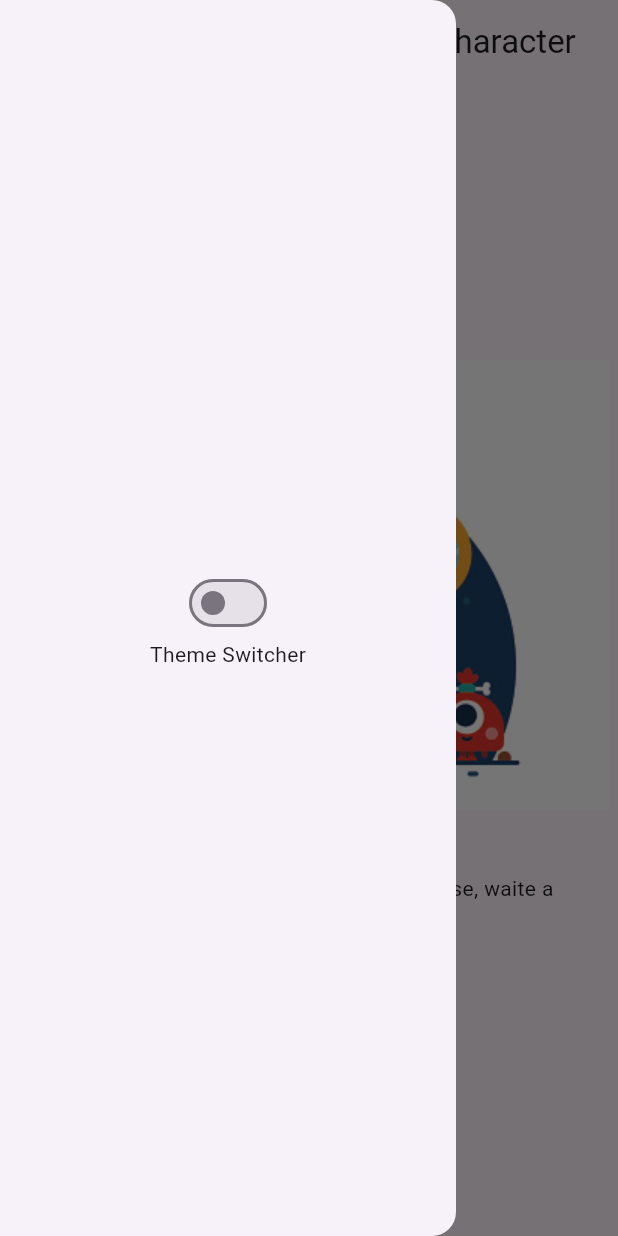
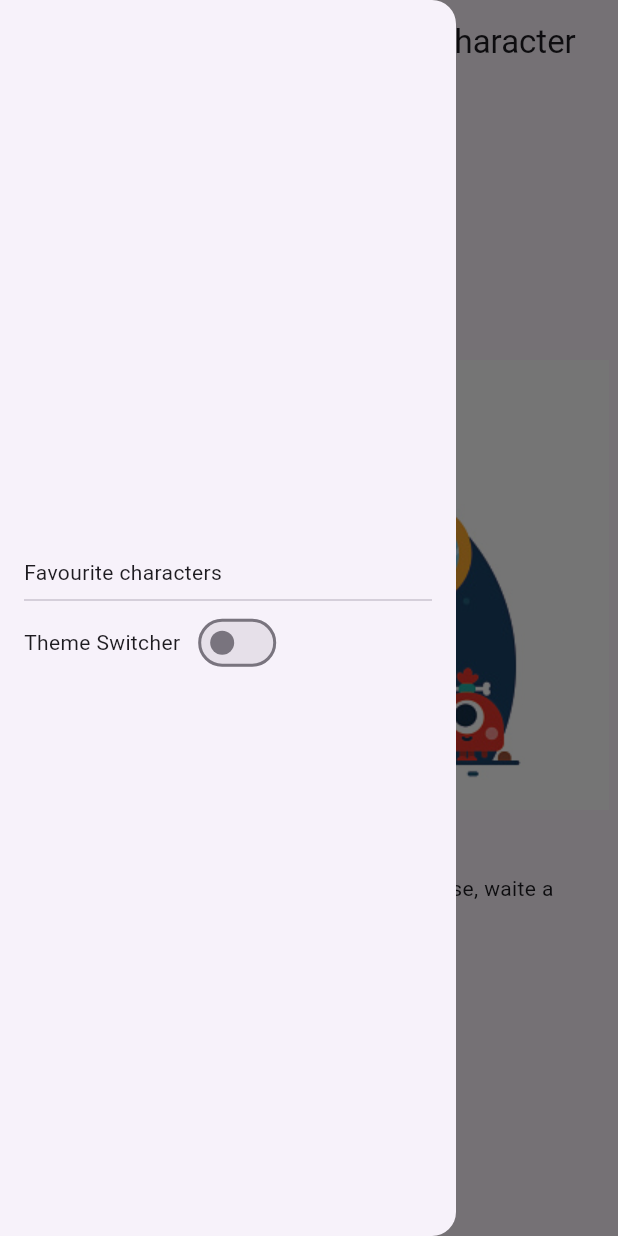
Before and after one commit to anastasiia00/traffic_test, a Flutter app: the screen it shows after launch, with the side drawer open, on a phone screen of 412 x 824 dp. Run offline on Flutter 3.47's test engine with Material 3 defaults, Android fonts, the phone set to English and light mode, and no system bars; our stand-ins replace animated_splash_screen, equatable, flutter_bloc, page_transition; network calls fail.

Commit message:
added feature with adding character to favourite list

```diff
--- a/lib/app.dart
+++ b/lib/app.dart
@@ -11,8 +11,12 @@ class App extends StatelessWidget {
 
   @override
   Widget build(BuildContext context) {
-    return BlocProvider(
-      create: (context) => ThemeCubit(),
+    return MultiBlocProvider(
+      providers: [
+        BlocProvider(
+          create: (context) => ThemeCubit(),
+        ),
+      ],
       child: BlocBuilder<ThemeCubit, ThemeState>(
         builder: (context, state) {
           ThemeData? theme;
--- a/lib/blocs/app/app_blocs.dart
+++ /dev/null
@@ -1,22 +0,0 @@
-import 'package:flutter/material.dart';
-import 'package:flutter_bloc/flutter_bloc.dart';
-import 'package:test_project/blocs/app/app_events.dart';
-import 'package:test_project/blocs/app/app_state.dart';
-import 'package:test_project/services/remote_services.dart';
-
-class CharacterBloc extends Bloc<CharacterEvent, CharacterState> {
-  final RemoteServices _remoteServices;
-
-  CharacterBloc(this._remoteServices) : super(CharacterLoadingState()) {
-    on<LoadCharacterEvent>((event, emit) async {
-      debugPrint("[CharacterBloc] LoadCharacterEvent");
-      emit(CharacterLoadingState());
-      try {
-        final characters = await _remoteServices.getCharacter();
-        emit(CharacterLoadedState(characters));
-      } catch (e) {
-        emit(CharacterErrorState(e.toString()));
-      }
-    });
-  }
-}
--- a/lib/blocs/app/app_events.dart
+++ /dev/null
@@ -1,10 +0,0 @@
-import 'package:equatable/equatable.dart';
-
-abstract class CharacterEvent extends Equatable {
-  const CharacterEvent();
-}
-
-class LoadCharacterEvent extends CharacterEvent {
-  @override
-  List<Object?> get props => [];
-}
--- /dev/null
+++ b/lib/blocs/character/character_event.dart
@@ -0,0 +1,30 @@
+import 'package:equatable/equatable.dart';
+
+import '../../models/character_model.dart';
+
+abstract class CharacterEvent extends Equatable {
+  const CharacterEvent();
+}
+
+class LoadCharacterEvent extends CharacterEvent {
+  @override
+  List<Object?> get props => [];
+}
+
+class AddWishListCharacter extends CharacterEvent {
+  final CharacterModel characterModel;
+
+  const AddWishListCharacter(this.characterModel);
+
+  @override
+  List<Object> get props => [characterModel];
+}
+
+class RemoveFromWishListCharacter extends CharacterEvent {
+  final CharacterModel characterModel;
+
+  const RemoveFromWishListCharacter(this.characterModel);
+
+  @override
+  List<Object> get props => [characterModel];
+}
--- a/lib/blocs/app/app_state.dart
+++ b/lib/blocs/character/character_state.dart
@@ -15,6 +15,9 @@ class CharacterLoadingState extends CharacterState {
 class CharacterLoadedState extends CharacterState {
   List<CharacterModel> character;
 
+  List<CharacterModel> get favourites =>
+      character.where((element) => element.isFavourite).toList();
+
   CharacterLoadedState(this.character);
 
   @override
--- a/lib/models/location_model.dart
+++ b/lib/models/location_model.dart
@@ -1,6 +1,4 @@
 import 'dart:convert';
-
-import 'package:flutter/foundation.dart';
 
 class LocationModel {
   final String name;
@@ -36,9 +34,6 @@ class LocationModel {
   }
 
   factory LocationModel.fromNetwork(dynamic data) {
-    if (kDebugMode) {
-      print(data);
-    }
     return LocationModel(
       name: data['name'],
       url: data['url'],
--- a/lib/models/origin_models.dart
+++ b/lib/models/origin_models.dart
@@ -1,6 +1,4 @@
 import 'dart:convert';
-
-import 'package:flutter/foundation.dart';
 
 class OriginModel {
   final String name;
@@ -35,9 +33,6 @@ class OriginModel {
   }
 
   factory OriginModel.fromNetwork(dynamic data) {
-    if (kDebugMode) {
-      print(data);
-    }
     return OriginModel(
       name: data['name'],
       url: data['url'],
--- a/lib/services/remote_services.dart
+++ b/lib/services/remote_services.dart
@@ -14,7 +14,7 @@ class RemoteServices {
     if (response.statusCode == 200) {
       final List result = jsonDecode(response.body)['results'];
       List<CharacterModel> bus = [];
-      for (CharacterModel element in result) {
+      for (dynamic element in result) {
         bus.add(CharacterModel.fromNetwork(element));
       }
       return bus;
--- a/lib/views/home/home_view.dart
+++ b/lib/views/home/home_view.dart
@@ -1,12 +1,13 @@
 import 'package:flutter/material.dart';
 import 'package:flutter_bloc/flutter_bloc.dart';
-import 'package:test_project/blocs/app/app_blocs.dart';
-import 'package:test_project/blocs/app/app_events.dart';
-import 'package:test_project/blocs/app/app_state.dart';
+import 'package:test_project/blocs/character/character_bloc.dart';
+import 'package:test_project/blocs/character/character_event.dart';
+import 'package:test_project/blocs/character/character_state.dart';
 import 'package:test_project/blocs/theme/theme_cubit.dart';
 import 'package:test_project/models/character_model.dart';
 import 'package:test_project/services/remote_services.dart';
 import 'package:test_project/views/detail_view.dart';
+import 'package:test_project/views/favourite/favourite_view.dart';
 import 'package:test_project/widgets/character_item.dart';
 
 class HomeView extends StatelessWidget {
@@ -14,10 +15,11 @@ class HomeView extends StatelessWidget {
 
   @override
   Widget build(BuildContext context) {
+    final CharacterBloc bloc =
+        CharacterBloc(RepositoryProvider.of<RemoteServices>(context));
+
     return BlocProvider(
-      create: (context) =>
-          CharacterBloc(RepositoryProvider.of<RemoteServices>(context))
-            ..add(LoadCharacterEvent()),
+      create: (context) => bloc..add(LoadCharacterEvent()),
       child: Scaffold(
         appBar: AppBar(
           title: const Text(
@@ -28,19 +30,60 @@ class HomeView extends StatelessWidget {
         drawer: BlocBuilder<ThemeCubit, ThemeState>(
           builder: (context, state) {
             return Drawer(
+              child: Padding(
+                padding: const EdgeInsets.only(
+                  left: 16,
+                ),
                 child: Column(
                   mainAxisAlignment: MainAxisAlignment.center,
+                  crossAxisAlignment: CrossAxisAlignment.start,
                   children: [
+                    Material(
+                      color: Colors.transparent,
+                      child: InkWell(
+                        onTap: () {
+                          Navigator.of(context)
+                              .push(MaterialPageRoute(builder: (context) {
+                            return FavouriteView(bloc: bloc);
+                          }));
+                        },
+                        child: const Column(
+                          crossAxisAlignment: CrossAxisAlignment.start,
+                          children: [
+                            Text('Favourite characters'),
+                            Padding(
+                              padding: EdgeInsets.only(
+                                top: 8,
+                                bottom: 4,
+                                right: 16,
+                              ),
+                              child: Divider(
+                                height: 1,
+                              ),
+                            ),
+                          ],
+                        ),
+                      ),
+                    ),
+                    Row(
+                      children: [
+                        const Text(
+                          'Theme Switcher',
+                        ),
+                        const SizedBox(
+                          width: 8,
+                        ),
                         Switch(
-                    value: state.themeMode == ThemeMode.light ? false : true,
+                          value:
+                              state.themeMode == ThemeMode.light ? false : true,
                           onChanged: (bool value) {
                             BlocProvider.of<ThemeCubit>(context).switchTheme();
                           },
                         ),
-                  const Text(
-                    'Theme Switcher',
+                      ],
                     ),
                   ],
+                ),
               ),
             );
           },
@@ -67,23 +110,53 @@ class HomeView extends StatelessWidget {
                         vertical: 8,
                       ),
                       child: InkWell(
-                          onLongPress: () {
-                            Navigator.of(context)
-                                .push(MaterialPageRoute(builder: (context) {
-                              return DetailView(element: characterList[index]);
-                            }));
+                        onTap: () {
+                          Navigator.of(context).push(
+                            MaterialPageRoute(
+                              builder: (context) {
+                                return DetailView(
+                                  bloc: bloc,
+                                  characterModel: characterList[index],
+                                  onAddToFavourite: () {
+                                    bloc.add(
+                                      AddWishListCharacter(
+                                        characterList[index],
+                                      ),
+                                    );
+                                  },
+                                  onRemoveFromFavourite: () {
+                                    bloc.add(
+                                      RemoveFromWishListCharacter(
+                                        characterList[index],
+                                      ),
+                                    );
+                                  },
+                                );
+                              },
+                            ),
+                          );
                         },
                         child: CharacterItem(
-                            image: characterList[index].image,
-                            name: characterList[index].name,
-                            gender: characterList[index].gender,
-                            status: characterList[index].status,
-                            species: characterList[index].species,
-                            type: characterList[index].type,
+                          characterModel: characterList[index],
+                          onAddToFavourite: () {
+                            BlocProvider.of<CharacterBloc>(context).add(
+                              AddWishListCharacter(
+                                characterList[index],
+                              ),
+                            );
+                          },
+                          onRemoveFromFavourite: () {
+                            BlocProvider.of<CharacterBloc>(context).add(
+                              RemoveFromWishListCharacter(
+                                characterList[index],
+                              ),
+                            );
+                          },
                         ),
                       ),
                     );
-                    })),
+                  }),
+                ),
               );
             }
 
```
Also changed, not shown: lib/blocs/character/character_bloc.dart (added, +50 -0 lines), lib/models/character_model.dart (+20 -14 lines), lib/models/wishlist_model.dart (added, +18 -0 lines), lib/views/detail_view.dart (+46 -13 lines), lib/views/favourite/favourite_view.dart (added, +86 -0 lines), lib/widgets/character_item.dart (+40 -33 lines). Lines whose indentation alone changed are shown as unchanged.
